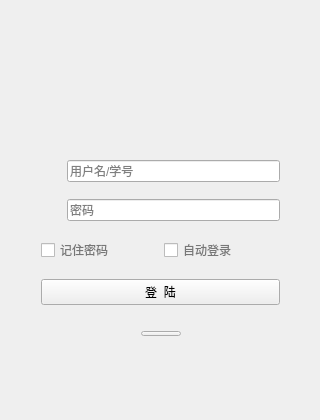
Old version of the form form/loginui.ui in the repository yexithu/TUNet-pc.
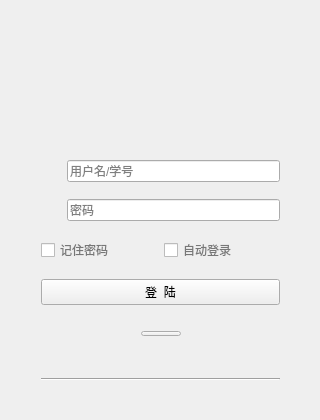
New version of the form. Icons and pictures are not drawn.

The edit to the form file:
```diff
--- a/form/loginui.ui
+++ b/form/loginui.ui
@@ -241,19 +241,30 @@
      <x>30</x>
      <y>339</y>
      <width>261</width>
-     <height>71</height>
+     <height>81</height>
     </rect>
    </property>
-   <widget class="QWidget" name="layoutWidget">
+   <widget class="QWidget" name="">
     <property name="geometry">
      <rect>
       <x>0</x>
       <y>0</y>
       <width>261</width>
-      <height>71</height>
+      <height>81</height>
      </rect>
     </property>
-    <layout class="QVBoxLayout" name="verticalLayout_2"/>
+    <layout class="QVBoxLayout" name="verticalLayout_3">
+     <item>
+      <widget class="Line" name="line">
+       <property name="orientation">
+        <enum>Qt::Horizontal</enum>
+       </property>
+      </widget>
+     </item>
+     <item>
+      <layout class="QVBoxLayout" name="verticalLayout_2"/>
+     </item>
+    </layout>
    </widget>
   </widget>
  </widget>
```
